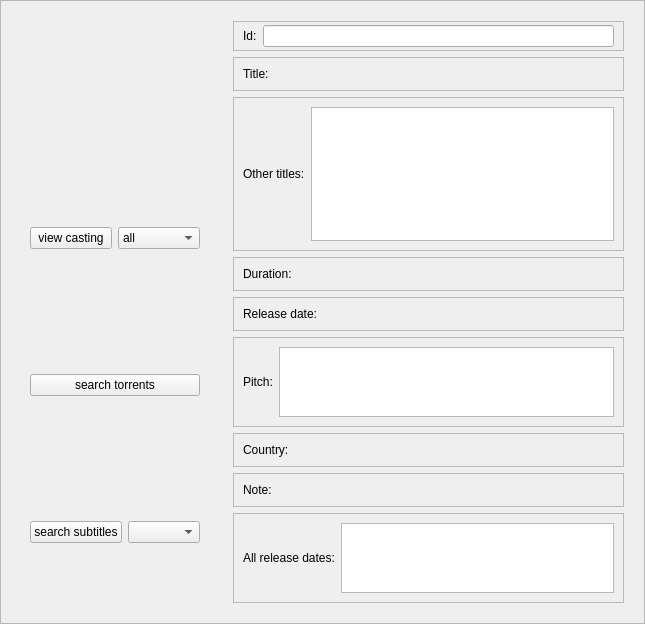
Qt form weboob/applications/qcineoob/ui/movie.ui (laurentb/weboob) before a commit.
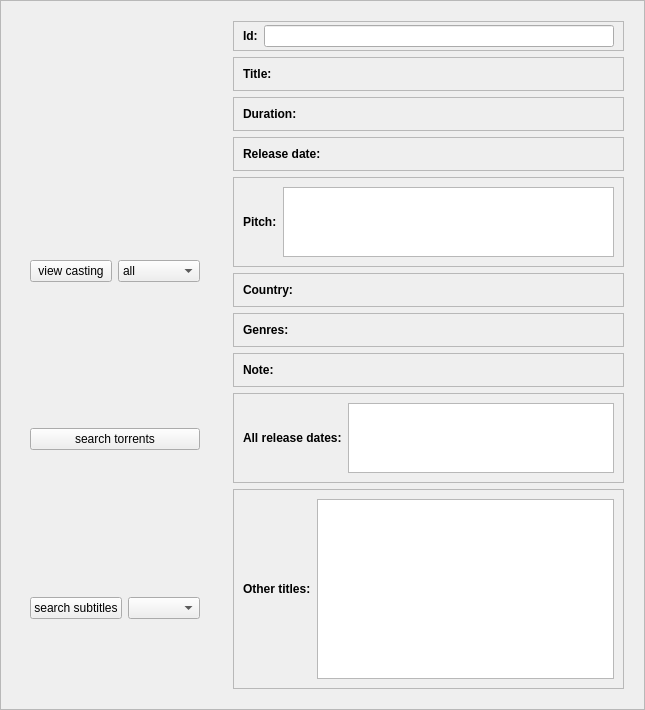
The same form after that commit.

Commit message: [qcineoob] graphical fixes add 'genres' field to Movie object of ICapCinema

```diff
--- a/weboob/applications/qcineoob/ui/movie.ui
+++ b/weboob/applications/qcineoob/ui/movie.ui
@@ -18,8 +18,8 @@
   </property>
   <property name="maximumSize">
    <size>
-    <width>2000</width>
-    <height>600</height>
+    <width>10000</width>
+    <height>10000</height>
    </size>
   </property>
   <property name="windowTitle">
@@ -149,7 +149,7 @@
      <property name="maximumSize">
       <size>
        <width>16777215</width>
-       <height>600</height>
+       <height>9000</height>
       </size>
      </property>
      <property name="frameShape">
@@ -182,6 +182,12 @@
          </property>
          <item>
           <widget class="QLabel" name="label_9">
+           <property name="font">
+            <font>
+             <weight>75</weight>
+             <bold>true</bold>
+            </font>
+           </property>
            <property name="text">
             <string>Id:</string>
            </property>
@@ -217,6 +223,12 @@
         <layout class="QHBoxLayout" name="horizontalLayout_9">
          <item>
           <widget class="QLabel" name="label_7">
+           <property name="font">
+            <font>
+             <weight>75</weight>
+             <bold>true</bold>
+            </font>
+           </property>
            <property name="text">
             <string>Title:</string>
            </property>
@@ -232,50 +244,6 @@
         </layout>
        </widget>
       </item>
-      <item>
-       <widget class="QFrame" name="frame_8">
-        <property name="sizePolicy">
-         <sizepolicy hsizetype="Minimum" vsizetype="Minimum">
-          <horstretch>0</horstretch>
-          <verstretch>0</verstretch>
-         </sizepolicy>
-        </property>
-        <property name="maximumSize">
-         <size>
-          <width>16777215</width>
-          <height>200</height>
-         </size>
-        </property>
-        <property name="frameShape">
-         <enum>QFrame::StyledPanel</enum>
-        </property>
-        <property name="frameShadow">
-         <enum>QFrame::Raised</enum>
-        </property>
-        <layout class="QHBoxLayout" name="horizontalLayout_8">
-         <item>
-          <widget class="QLabel" name="label_6">
-           <property name="maximumSize">
-            <size>
-             <width>100</width>
-             <height>16777215</height>
-            </size>
-           </property>
-           <property name="text">
-            <string>Other titles:</string>
-           </property>
-          </widget>
-         </item>
-         <item>
-          <widget class="QPlainTextEdit" name="otherTitlesPlain">
-           <property name="textInteractionFlags">
-            <set>Qt::TextSelectableByKeyboard|Qt::TextSelectableByMouse</set>
-           </property>
-          </widget>
-         </item>
-        </layout>
-       </widget>
-      </item>
       <item>
        <widget class="QFrame" name="frame_2">
         <property name="maximumSize">
@@ -293,6 +261,12 @@
         <layout class="QHBoxLayout" name="horizontalLayout_2">
          <item>
           <widget class="QLabel" name="label_3">
+           <property name="font">
+            <font>
+             <weight>75</weight>
+             <bold>true</bold>
+            </font>
+           </property>
            <property name="text">
             <string>Duration:</string>
            </property>
@@ -325,6 +299,12 @@
         <layout class="QHBoxLayout" name="horizontalLayout_6">
          <item>
           <widget class="QLabel" name="label_4">
+           <property name="font">
+            <font>
+             <weight>75</weight>
+             <bold>true</bold>
+            </font>
+           </property>
            <property name="text">
             <string>Release date:</string>
            </property>
@@ -345,7 +325,7 @@
         <property name="maximumSize">
          <size>
           <width>16777215</width>
-          <height>200</height>
+          <height>150</height>
          </size>
         </property>
         <property name="frameShape">
@@ -357,6 +337,12 @@
         <layout class="QHBoxLayout" name="horizontalLayout_5">
          <item>
           <widget class="QLabel" name="label_2">
+           <property name="font">
+            <font>
+             <weight>75</weight>
+             <bold>true</bold>
+            </font>
+           </property>
            <property name="text">
             <string>Pitch:</string>
            </property>
@@ -364,6 +350,12 @@
          </item>
          <item>
           <widget class="QTextEdit" name="pitchPlain">
+           <property name="minimumSize">
+            <size>
+             <width>0</width>
+             <height>0</height>
+            </size>
+           </property>
            <property name="textInteractionFlags">
             <set>Qt::TextSelectableByKeyboard|Qt::TextSelectableByMouse</set>
            </property>
@@ -389,6 +381,12 @@
         <layout class="QHBoxLayout" name="horizontalLayout_7">
          <item>
           <widget class="QLabel" name="label_5">
+           <property name="font">
+            <font>
+             <weight>75</weight>
+             <bold>true</bold>
+            </font>
+           </property>
            <property name="text">
             <string>Country:</string>
            </property>
@@ -404,6 +402,47 @@
         </layout>
        </widget>
       </item>
+      <item>
+       <widget class="QFrame" name="frame_14">
+        <property name="maximumSize">
+         <size>
+          <width>16777215</width>
+          <height>35</height>
+         </size>
+        </property>
+        <property name="frameShape">
+         <enum>QFrame::StyledPanel</enum>
+        </property>
+        <property name="frameShadow">
+         <enum>QFrame::Raised</enum>
+        </property>
+        <layout class="QHBoxLayout" name="horizontalLayout_14">
+         <item>
+          <widget class="QLabel" name="label_10">
+           <property name="font">
+            <font>
+             <weight>75</weight>
+             <bold>true</bold>
+            </font>
+           </property>
+           <property name="text">
+            <string>Genres:</string>
+           </property>
+          </widget>
+         </item>
+         <item>
+          <widget class="QLabel" name="genresLabel">
+           <property name="text">
+            <string/>
+           </property>
+           <property name="wordWrap">
+            <bool>true</bool>
+           </property>
+          </widget>
+         </item>
+        </layout>
+       </widget>
+      </item>
       <item>
        <widget class="QFrame" name="frame">
         <property name="maximumSize">
@@ -421,6 +460,12 @@
         <layout class="QHBoxLayout" name="horizontalLayout">
          <item>
           <widget class="QLabel" name="label">
+           <property name="font">
+            <font>
+             <weight>75</weight>
+             <bold>true</bold>
+            </font>
+           </property>
            <property name="text">
             <string>Note:</string>
            </property>
@@ -453,6 +498,12 @@
         <layout class="QHBoxLayout" name="horizontalLayout_12">
          <item>
           <widget class="QLabel" name="label_8">
+           <property name="font">
+            <font>
+             <weight>75</weight>
+             <bold>true</bold>
+            </font>
+           </property>
            <property name="text">
             <string>All release dates:</string>
            </property>
@@ -468,6 +519,56 @@
         </layout>
        </widget>
       </item>
+      <item>
+       <widget class="QFrame" name="frame_8">
+        <property name="sizePolicy">
+         <sizepolicy hsizetype="Minimum" vsizetype="Minimum">
+          <horstretch>0</horstretch>
+          <verstretch>0</verstretch>
+         </sizepolicy>
+        </property>
+        <property name="maximumSize">
+         <size>
+          <width>16777215</width>
+          <height>200</height>
+         </size>
+        </property>
+        <property name="frameShape">
+         <enum>QFrame::StyledPanel</enum>
+        </property>
+        <property name="frameShadow">
+         <enum>QFrame::Raised</enum>
+        </property>
+        <layout class="QHBoxLayout" name="horizontalLayout_8">
+         <item>
+          <widget class="QLabel" name="label_6">
+           <property name="maximumSize">
+            <size>
+             <width>100</width>
+             <height>16777215</height>
+            </size>
+           </property>
+           <property name="font">
+            <font>
+             <weight>75</weight>
+             <bold>true</bold>
+            </font>
+           </property>
+           <property name="text">
+            <string>Other titles:</string>
+           </property>
+          </widget>
+         </item>
+         <item>
+          <widget class="QPlainTextEdit" name="otherTitlesPlain">
+           <property name="textInteractionFlags">
+            <set>Qt::TextSelectableByKeyboard|Qt::TextSelectableByMouse</set>
+           </property>
+          </widget>
+         </item>
+        </layout>
+       </widget>
+      </item>
      </layout>
     </widget>
    </item>
```
The commit also changes 9 other files.
